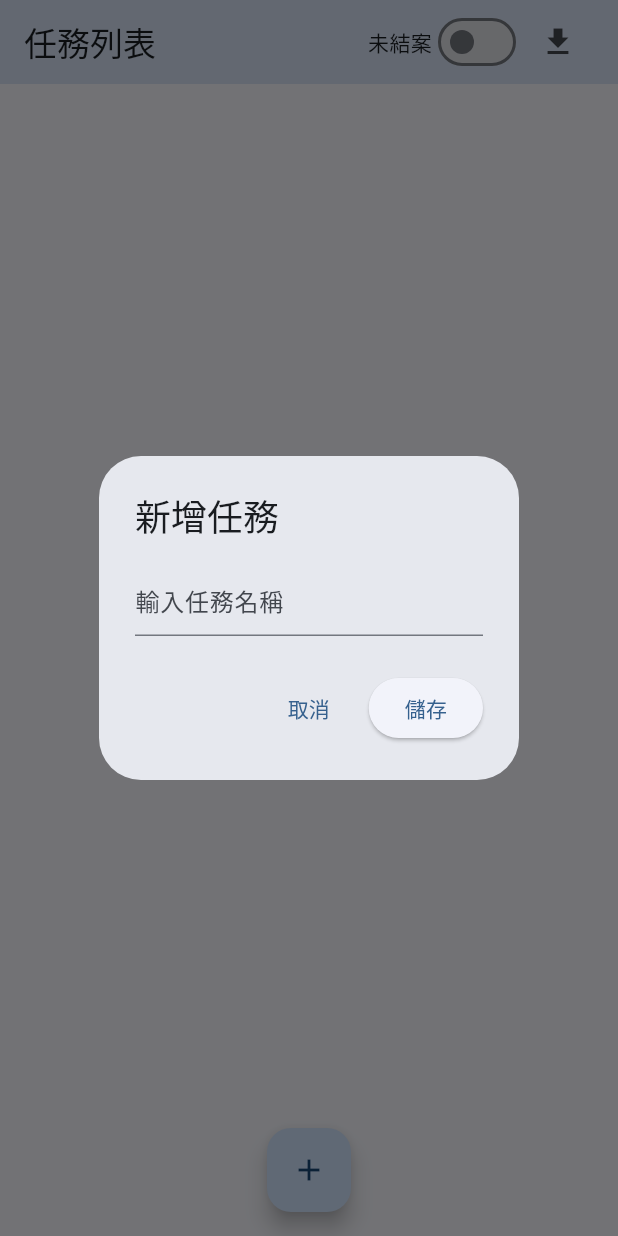
After one commit to jasondoong/timetrail, a Flutter app: the screen it shows after launch, after a tap on the "add" icon, on a phone screen of 412 x 824 dp. The commit adds this screen. Run offline on Flutter 3.47's test engine with Material 3 defaults, Android fonts, the phone set to English and light mode, and no system bars; our stand-ins replace file_picker, isar; missing offline and left inert: excel; accounts and stored records are empty; generated files the repository leaves out were written again.

Commit message:
extract close task dialog and text input dialog

```diff
--- a/lib/screens/home/home_screen.dart
+++ b/lib/screens/home/home_screen.dart
@@ -5,6 +5,7 @@ import 'package:timetrail/screens/home/task_card.dart';
 import 'package:timetrail/services/isar_service.dart';
 import 'package:timetrail/services/tasks_export_service.dart';
 import 'package:timetrail/shared/styled_text.dart';
+import 'package:timetrail/shared/text_input_dialog.dart';
 
 class HomeScreen extends StatefulWidget {
   @override
@@ -21,29 +22,9 @@ class _HomeScreenState extends State<HomeScreen> {
     final result = await showDialog<String>(
       context: context,
       builder: (context) {
-        String inputText = "";
-        return AlertDialog(
-          title: Text("新增任務"),
-          content: TextField(
-            onChanged: (value) {
-              inputText = value;
-            },
-            decoration: InputDecoration(hintText: "輸入任務名稱"),
-          ),
-          actions: [
-            TextButton(
-              onPressed: () {
-                Navigator.of(context).pop(); // Close the dialog without saving
-              },
-              child: Text("取消"),
-            ),
-            ElevatedButton(
-              onPressed: () {
-                Navigator.of(context).pop(inputText); // Return the input text
-              },
-              child: Text("儲存"),
-            ),
-          ],
+        return TextInputDialog(
+          title: "新增任務",
+          hintText: "輸入任務名稱",
         );
       },
     );
@@ -72,7 +53,7 @@ class _HomeScreenState extends State<HomeScreen> {
           IconButton(
             icon: Icon(Icons.download),
             onPressed: tasksExportService.exportTasks,
-            tooltip: "Export tasks",
+            tooltip: "匯出所有任務",
           ),
           SizedBox(width: 16),
         ],
--- /dev/null
+++ b/lib/shared/text_input_dialog.dart
@@ -0,0 +1,40 @@
+// text_input_dialog.dart
+import 'package:flutter/material.dart';
+
+class TextInputDialog extends StatelessWidget {
+  final String title;
+  final String hintText;
+  final String? initialText;
+
+  const TextInputDialog({
+    Key? key,
+    required this.title,
+    required this.hintText,
+    this.initialText,
+  }) : super(key: key);
+
+  @override
+  Widget build(BuildContext context) {
+    final TextEditingController textController = TextEditingController(text: initialText);
+
+    return AlertDialog(
+      title: Text(title),
+      content: TextField(
+        controller: textController,
+        decoration: InputDecoration(hintText: hintText),
+      ),
+      actions: [
+        TextButton(
+          onPressed: () => Navigator.of(context).pop(),
+          child: Text("取消"),
+        ),
+        ElevatedButton(
+          onPressed: () {
+            Navigator.of(context).pop(textController.text); // Return the input text
+          },
+          child: Text("儲存"),
+        ),
+      ],
+    );
+  }
+}
```
Also changed, not shown: lib/screens/home/close_task_dialog.dart (added, +35 -0 lines), lib/screens/home/task_card.dart (+17 -44 lines).
